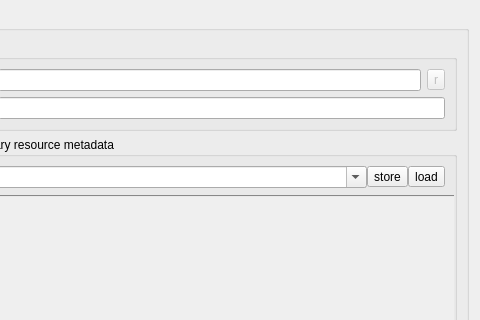
DCOR-dev/DCOR-Aid, file dcoraid/gui/upload/dlg_upload.ui: the form before one commit; both pictures show x 903 to 1383 and y 0 to 320 of the 1383 by 839 pixel window.
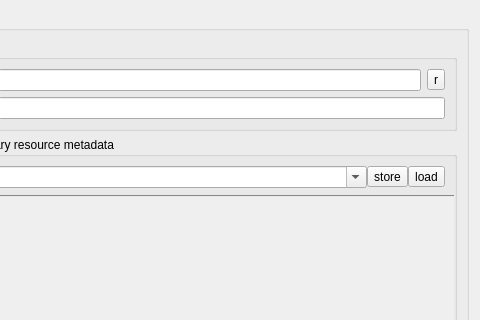
The form after the commit. Icons and pictures are not drawn. Custom widgets are drawn as their Qt base class.

Commit message: enh: functionalize resource name reset button (#84)

Patch:
```diff
--- a/dcoraid/gui/upload/dlg_upload.ui
+++ b/dcoraid/gui/upload/dlg_upload.ui
@@ -377,10 +377,7 @@
                 </widget>
                </item>
                <item>
-                <widget class="QToolButton" name="toolButton">
-                 <property name="enabled">
-                  <bool>false</bool>
-                 </property>
+                <widget class="QToolButton" name="toolButton_res_filename">
                  <property name="acceptDrops">
                   <bool>false</bool>
                  </property>
```
Left out of the diff: 20 changed lines with no effect on the pictures. The commit also changes 3 other files.
